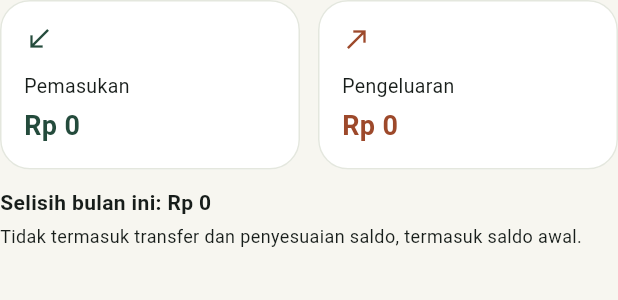
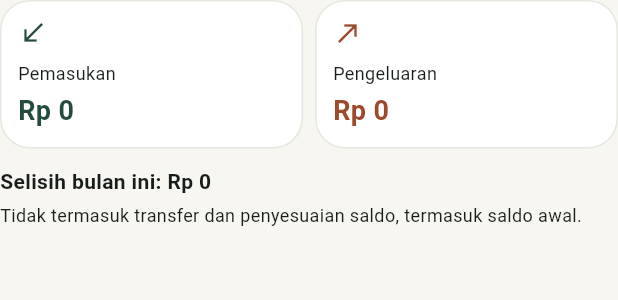
Before and after one commit to panjiarif/waras-arta, a Flutter app: the _MonthlyTotals widget shown alone on an empty page, opened directly with empty values, on a phone screen of 412 x 824 dp. Shown: the top 300 px of the screen. Run offline on Flutter 3.47's test engine with Material 3 defaults, Android fonts, the phone set to English and light mode, and no system bars; our stand-ins replace drift, drift_flutter, flutter_riverpod, go_router; missing offline and left inert: cryptography, unorm_dart; accounts and stored records are empty; generated files the repository leaves out were written again.

```diff
--- a/lib/features/ledger/views/home_screen.dart
+++ b/lib/features/ledger/views/home_screen.dart
@@ -900,36 +900,30 @@ class _MonthlyTotals extends StatelessWidget {
     key: const Key('monthly-totals'),
     crossAxisAlignment: CrossAxisAlignment.stretch,
     children: [
-      LayoutBuilder(
-        builder: (context, constraints) {
-          final stack =
-              constraints.maxWidth < 340 ||
-              MediaQuery.textScalerOf(context).scale(14) > 20;
-          final income = _Metric(
+      Row(
+        key: const Key('monthly-totals-row'),
+        crossAxisAlignment: CrossAxisAlignment.start,
+        children: [
+          Expanded(
+            child: _Metric(
+              metricKey: const Key('monthly-metric-income'),
               label: 'Pemasukan',
               amount: data.income,
               icon: Icons.south_west,
               color: forest,
-          );
-          final expense = _Metric(
+            ),
+          ),
+          const SizedBox(width: 8),
+          Expanded(
+            child: _Metric(
+              metricKey: const Key('monthly-metric-expense'),
               label: 'Pengeluaran',
               amount: data.expense,
               icon: Icons.north_east,
               color: const Color(0xFF9D492B),
-          );
-          return stack
-              ? Column(
-                  crossAxisAlignment: CrossAxisAlignment.stretch,
-                  children: [income, const SizedBox(height: 12), expense],
-                )
-              : Row(
-                  children: [
-                    Expanded(child: income),
-                    const SizedBox(width: 12),
-                    Expanded(child: expense),
+            ),
+          ),
         ],
-                );
-        },
       ),
       const SizedBox(height: 12),
       Text(
@@ -947,39 +941,71 @@ class _MonthlyTotals extends StatelessWidget {
 
 class _Metric extends StatelessWidget {
   const _Metric({
+    required this.metricKey,
     required this.label,
     required this.amount,
     required this.icon,
     required this.color,
   });
+
+  final Key metricKey;
   final String label;
   final int amount;
   final IconData icon;
   final Color color;
 
   @override
-  Widget build(BuildContext context) => Card(
+  Widget build(BuildContext context) {
+    final formattedAmount = formatRupiah(amount);
+    return Semantics(
+      key: metricKey,
+      container: true,
+      label: '$label, $formattedAmount',
+      child: ExcludeSemantics(
+        child: Card(
+          margin: EdgeInsets.zero,
           child: Padding(
-      padding: const EdgeInsets.all(16),
+            padding: const EdgeInsets.all(12),
             child: Column(
-        crossAxisAlignment: CrossAxisAlignment.start,
+              crossAxisAlignment: CrossAxisAlignment.stretch,
               children: [
-          Icon(icon, color: color, size: 20),
-          const SizedBox(height: 12),
-          Text(label, style: const TextStyle(fontSize: 13)),
+                Align(
+                  alignment: Alignment.centerLeft,
+                  child: Icon(icon, color: color, size: 20),
+                ),
+                const SizedBox(height: 8),
+                FittedBox(
+                  fit: BoxFit.scaleDown,
+                  alignment: Alignment.centerLeft,
+                  child: Text(
+                    label,
+                    maxLines: 1,
+                    softWrap: false,
+                    style: const TextStyle(fontSize: 12),
+                  ),
+                ),
                 const SizedBox(height: 4),
-          Text(
-            formatRupiah(amount),
+                FittedBox(
+                  fit: BoxFit.scaleDown,
+                  alignment: Alignment.centerLeft,
+                  child: Text(
+                    formattedAmount,
+                    maxLines: 1,
+                    softWrap: false,
                     style: TextStyle(
                       fontSize: 18,
                       fontWeight: FontWeight.w700,
                       color: color,
                     ),
                   ),
+                ),
               ],
             ),
           ),
+        ),
+      ),
     );
+  }
 }
 
 class _AccountCard extends StatelessWidget {
```
Also changed, not shown: 1 other file. Lines whose indentation alone changed are shown as unchanged.
